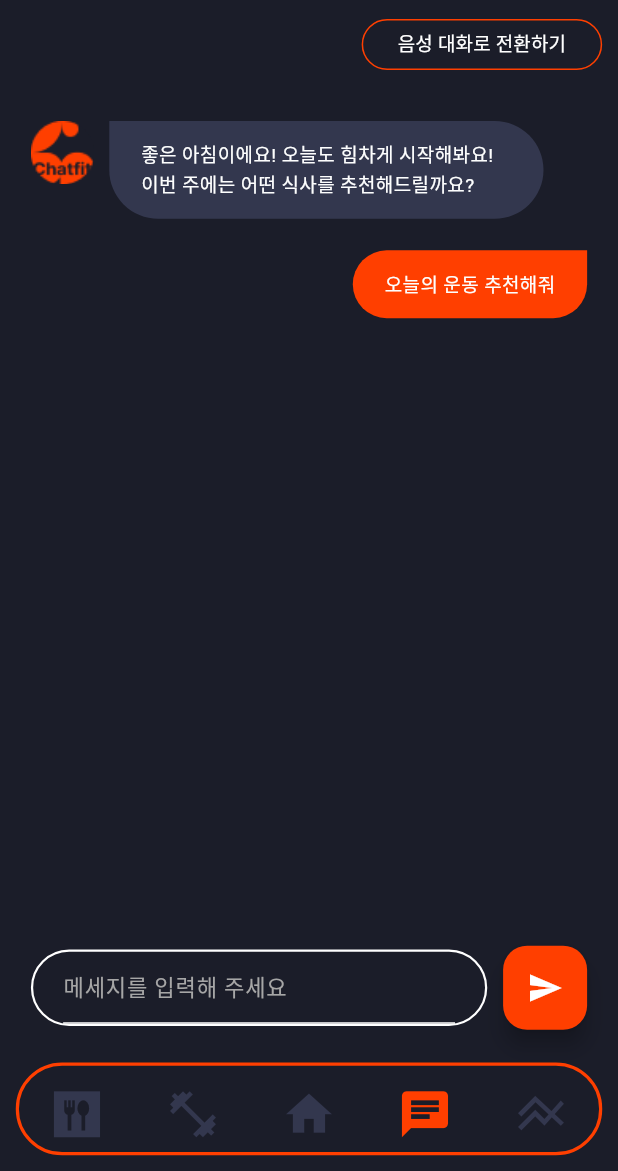
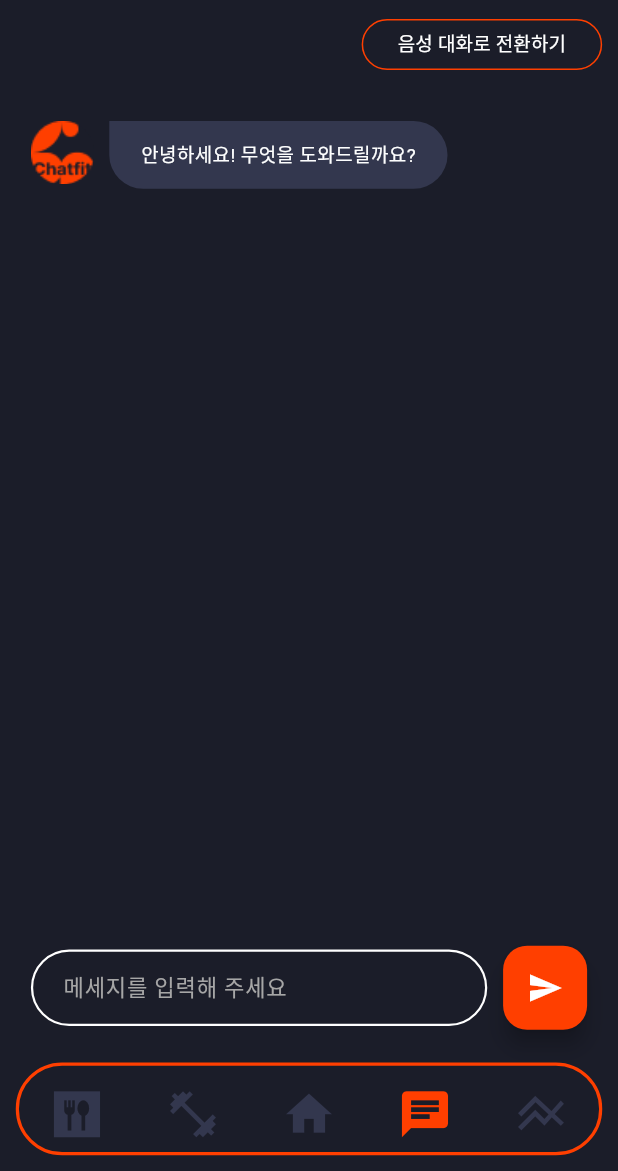
Before and after one commit to samuel5721/chatfit, a Flutter app: the screen it shows after launch, item 4 of the bottom bar chosen, on a phone screen of 412 x 824 dp, the part 65-1236 px from its top. Run offline on Flutter 3.47's test engine with Material 3 defaults, Android fonts, the phone set to English and light mode, and no system bars; our stand-ins replace firebase_core, firebase_storage, flutter_calendar_carousel, flutter_local_notifications, flutter_screenutil, flutter_spinkit and 2 more; accounts and stored records are empty.

Commit message:
feat: chatbot chatting

```diff
--- a/lib/screens/chat_bot_screen.dart
+++ b/lib/screens/chat_bot_screen.dart
@@ -2,9 +2,11 @@ import 'package:chatfit/components/header.dart';
 import 'package:chatfit/components/navigation_bar.dart';
 import 'package:chatfit/theme.dart';
 import 'package:flutter/material.dart';
+import 'package:flutter_local_notifications/flutter_local_notifications.dart';
 import 'package:flutter_screenutil/flutter_screenutil.dart';
 import 'package:http/http.dart' as http;
 import 'package:flutter_tts/flutter_tts.dart';
+import 'package:flutter_spinkit/flutter_spinkit.dart';
 import 'dart:convert';
 
 class ChatBoTScreen extends StatefulWidget {
@@ -17,16 +19,23 @@ class ChatBoTScreen extends StatefulWidget {
 class _ChatBoTScreenState extends State<ChatBoTScreen>
     with SingleTickerProviderStateMixin {
   late AnimationController _aniController;
+  final ScrollController _scrollController = ScrollController();
+  bool bottomFlag = false;
   final TextEditingController _textController = TextEditingController();
   final TextEditingController _ttsTextController = TextEditingController();
-  String _response = '';
+  final GlobalKey<AnimatedListState> _listKey = GlobalKey<AnimatedListState>();
 
+  final List<Map<String, String>> _messages = [
+    {'role': 'assistant', 'content': '안녕하세요! 무엇을 도와드릴까요?'}
+  ];
+  bool _isLoading = false;
   final FlutterTts tts = FlutterTts();
 
   @override
   void initState() {
     super.initState();
     _aniController = AnimationController(vsync: this);
+    _scrollController.addListener(_scrollListener);
     tts.setLanguage('ko-KR');
     tts.setSpeechRate(0.5);
   }
@@ -37,10 +46,33 @@ class _ChatBoTScreenState extends State<ChatBoTScreen>
     super.dispose();
   }
 
+  _scrollListener() async {
+    if (_scrollController.offset ==
+            _scrollController.position.maxScrollExtent &&
+        !_scrollController.position.outOfRange) {
+      // top
+    } else if (_scrollController.offset <=
+            _scrollController.position.maxScrollExtent &&
+        !_scrollController.position.outOfRange) {
+      // bottom
+    }
+  }
+
   Future<void> generateResponse() async {
     final String prompt = _textController.text;
+
+    // 사용자의 메시지를 추가하고 화면에 즉시 표시합니다.
+    setState(() {
+      _messages.add({'role': 'user', 'content': prompt});
+      _messages.add({'role': 'assistant', 'content': ''}); // 로딩 아이콘 추가
+      _textController.clear();
+      bottomFlag = true;
+      _listKey.currentState?.insertItem(_messages.length - 2); // 사용자 메시지 추가
+      _listKey.currentState?.insertItem(_messages.length - 1); // 로딩 아이콘 추가
+    });
+
     const String model = 'gpt-4o';
-    const String apiKey = '<API KEY>'; // ! must be hidden
+    const String apiKey = '<API_KEY>'; // ! must be hidden
 
     final url = Uri.parse('https://api.openai.com/v1/chat/completions');
     final headers = {
@@ -55,6 +87,7 @@ class _ChatBoTScreenState extends State<ChatBoTScreen>
           'content':
               '너는 조리사로서, 상황에 따른 적절한 식사 메뉴와 이에 들어갈 세 가지의 대표적인 재료를 추천하는 역할을 맡는다. 답변은 꼭 아래와 같은 JSON형식으로 답변해야 한다:\n\n{\n  "food" : "{추천할 메뉴}",\n  "ingredient" : [{대표적인 재료1}, {대표적인 재료2}, {대표적인 재료3}]\n}\n\n만약 적절한 요청을 듣지 못했다면, 무조건 아래와 같이 답변한다:\n\nnull\n\n----------------------------\n\n{예시}\nQ. 골다공증에 걸린 아버지를 위한 점심\nA.\n{\n  "food" : "시금치 된장국",\n  "ingredient" : ["시금치", "된장", "두부"]\n}\n\nQ. 많은 고기 섭취로 고질병에 걸린 현대인의 저녁 식사 추천해줘.\nA.\n{\n  "food" : "나물 비빔밥",\n  "ingredient" : ["밥", "고사리", "표고버섯"]\n}'
         },
+        ..._messages.sublist(0, _messages.length - 1), // 이전 메시지들
         {
           'role': 'user',
           'content': prompt,
@@ -73,18 +106,54 @@ class _ChatBoTScreenState extends State<ChatBoTScreen>
       if (response.statusCode == 200) {
         final data = json.decode(utf8.decode(response.bodyBytes));
         setState(() {
-          _response = data['choices'][0]['message']['content'].trim();
+          // 로딩 아이콘 제거
+          _listKey.currentState?.removeItem(
+            _messages.length - 1,
+            (context, animation) => SizeTransition(sizeFactor: animation),
+          );
+          _messages.removeLast();
+          _messages.add({
+            'role': 'assistant',
+            'content': data['choices'][0]['message']['content'].trim()
+          });
+          _isLoading = false;
+          _listKey.currentState?.insertItem(_messages.length - 1); // 챗봇 응답 추가
         });
       } else {
         setState(() {
-          _response = 'Error: ${response.body}';
+          // 로딩 아이콘 제거
+          _listKey.currentState?.removeItem(
+            _messages.length - 1,
+            (context, animation) => SizeTransition(sizeFactor: animation),
+          );
+          _messages.removeLast();
+          _messages
+              .add({'role': 'assistant', 'content': 'Error: ${response.body}'});
+          _isLoading = false;
+          _listKey.currentState?.insertItem(_messages.length - 1); // 오류 메시지 추가
         });
       }
     } catch (e) {
       setState(() {
-        _response = 'Error: $e';
+        // 로딩 아이콘 제거
+        _listKey.currentState?.removeItem(
+          _messages.length - 1,
+          (context, animation) => SizeTransition(sizeFactor: animation),
+        );
+        _messages.removeLast();
+        _messages.add({'role': 'assistant', 'content': 'Error: $e'});
+        _isLoading = false;
+        _listKey.currentState?.insertItem(_messages.length - 1); // 오류 메시지 추가
       });
     }
+
+    WidgetsBinding.instance.addPostFrameCallback((_) {
+      _scrollController.animateTo(
+        _scrollController.position.maxScrollExtent,
+        duration: const Duration(milliseconds: 300),
+        curve: Curves.easeOut,
+      );
+    });
   }
 
   @override
@@ -94,6 +163,7 @@ class _ChatBoTScreenState extends State<ChatBoTScreen>
       appBar: const Header(),
       body: SingleChildScrollView(
         child: Column(
+          mainAxisSize: MainAxisSize.min,
           children: [
             Row(
               mainAxisAlignment: MainAxisAlignment.end,
@@ -101,8 +171,7 @@ class _ChatBoTScreenState extends State<ChatBoTScreen>
                 SizedBox(
                   height: Layout.bodyHeight(context) * 0.05,
                   child: OutlinedButton(
-                    onPressed: () =>
-                        {/* tts.speak(_ttsTextController.text) **/},
+                    onPressed: () => {/* tts.speak(_ttsTextController.text) */},
                     style: ButtonStyle(
                       backgroundColor:
                           MaterialStateProperty.all(KeyColor.primaryDark300),
@@ -130,27 +199,55 @@ class _ChatBoTScreenState extends State<ChatBoTScreen>
                 SizedBox(width: 10.w),
               ],
             ),
+            SingleChildScrollView(
+              child: Column(
+                children: [
                   SizedBox(height: Layout.bodyHeight(context) * 0.05),
                   SizedBox(
                     height: Layout.bodyHeight(context) * 0.80,
-              child: Expanded(
-                child: SingleChildScrollView(
+                    child: AnimatedList(
+                      controller: _scrollController,
+                      key: _listKey,
+                      initialItemCount: _messages.length,
+                      itemBuilder: (context, index, animation) {
+                        if (_messages.length > 1) {
+                          if (bottomFlag) {
+                            WidgetsBinding.instance.addPostFrameCallback((_) {
+                              _scrollController.animateTo(
+                                _scrollController.position.maxScrollExtent,
+                                duration: const Duration(milliseconds: 300),
+                                curve: Curves.easeOut,
+                              );
+                              bottomFlag = false;
+                            });
+                          }
+                        }
+                        if (index == _messages.length - 1 && _isLoading) {
+                          return const BotChat(message: '', isLoading: true);
+                        }
+                        final msg = _messages[index];
+                        return SlideTransition(
+                          position: animation.drive(
+                            Tween<Offset>(
+                              begin: const Offset(0, 1),
+                              end: Offset.zero,
+                            ).chain(
+                              CurveTween(curve: Curves.easeInOut),
+                            ),
+                          ),
                           child: Column(
                             children: [
-                      const BotChat(
-                          message:
-                              '좋은 아침이에요! 오늘도 힘차게 시작해봐요! 이번 주에는 어떤 식사를 추천해드릴까요?'),
+                              if (msg['role'] == 'user')
+                                ClientChat(message: msg['content']!)
+                              else
+                                BotChat(
+                                    message: msg['content']!,
+                                    isLoading: (msg['content']!.isEmpty)),
                               SizedBox(height: 20.h),
-                      const ClientChat(message: '오늘의 운동 추천해줘'),
-                      SizedBox(height: 20.h),
-                      SizedBox(height: 100.w),
-                      Text(
-                        _response,
-                        style: const TextStyle(fontSize: 16),
-                      ),
                             ],
                           ),
-                ),
+                        );
+                      },
                     ),
                   ),
                   SizedBox(
@@ -171,12 +268,15 @@ class _ChatBoTScreenState extends State<ChatBoTScreen>
                             ),
                             child: TextField(
                               controller: _textController,
-                        style: TextStyle(color: Colors.white, fontSize: 14.sp),
+                              style: TextStyle(
+                                  color: Colors.white, fontSize: 14.sp),
                               decoration: InputDecoration(
                                 hintText: '메세지를 입력해 주세요',
                                 hintStyle: TextStyle(
-                              color: const Color(0xffa6a6a6), fontSize: 14.sp),
+                                    color: const Color(0xffa6a6a6),
+                                    fontSize: 14.sp),
                                 fillColor: Colors.white,
+                                border: InputBorder.none,
                               ),
                             ),
                           ),
@@ -193,17 +293,22 @@ class _ChatBoTScreenState extends State<ChatBoTScreen>
                 ],
               ),
             ),
+          ],
+        ),
+      ),
       bottomNavigationBar: const MainNavigationBar(),
     );
   }
 }
 
 class BotChat extends StatelessWidget {
+  final bool isLoading;
   final String message;
 
   const BotChat({
     super.key,
     required this.message,
+    required this.isLoading,
   });
 
   @override
@@ -243,7 +348,12 @@ class BotChat extends StatelessWidget {
                   constraints: BoxConstraints(
                     maxWidth: MediaQuery.of(context).size.width * 0.6,
                   ),
-                  child: Text(
+                  child: (isLoading)
+                      ? SpinKitThreeBounce(
+                          color: Colors.white,
+                          size: 20.w,
+                        )
+                      : Text(
                           message,
                           style: TextStyle(
                             color: KeyColor.gray100,
```
Lines whose indentation alone changed are shown as unchanged.
